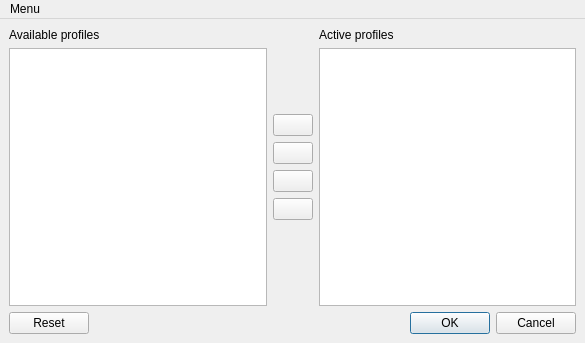
The window that sources/gui/src/netctlautowindow.ui (arcan1s/netctl-gui) describes before a commit, drawn with Qt 5.
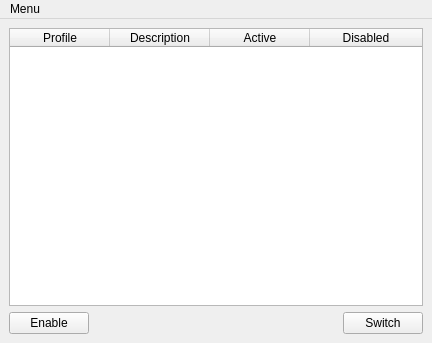
The same window after the commit. Icons and pictures are not drawn.

```diff
--- a/sources/gui/src/netctlautowindow.ui
+++ b/sources/gui/src/netctlautowindow.ui
@@ -6,7 +6,7 @@
    <rect>
     <x>0</x>
     <y>0</y>
-    <width>585</width>
+    <width>432</width>
     <height>343</height>
    </rect>
   </property>
@@ -16,129 +16,83 @@
   <widget class="QWidget" name="centralwidget">
    <layout class="QVBoxLayout" name="verticalLayout_4">
     <item>
-     <layout class="QHBoxLayout" name="layout_main">
-      <item>
-       <layout class="QVBoxLayout" name="layout_available">
-        <item>
-         <widget class="QLabel" name="label_available">
-          <property name="text">
-           <string>Available profiles</string>
-          </property>
-         </widget>
-        </item>
-        <item>
-         <widget class="QListWidget" name="listWidget_available">
+     <widget class="QTableWidget" name="tableWidget">
+      <property name="contextMenuPolicy">
+       <enum>Qt::CustomContextMenu</enum>
+      </property>
           <property name="editTriggers">
            <set>QAbstractItemView::NoEditTriggers</set>
           </property>
-         </widget>
-        </item>
-       </layout>
-      </item>
-      <item>
-       <layout class="QVBoxLayout" name="layout_buttons">
-        <item>
-         <spacer name="spacer_buttonsUp">
-          <property name="orientation">
-           <enum>Qt::Vertical</enum>
-          </property>
-          <property name="sizeHint" stdset="0">
-           <size>
-            <width>20</width>
-            <height>40</height>
-           </size>
-          </property>
-         </spacer>
-        </item>
-        <item>
-         <widget class="QPushButton" name="pushButton_addAll">
-          <property name="icon">
-           <iconset theme="arrow-right-double">
-            <normaloff/>
-           </iconset>
-          </property>
-          <property name="autoDefault">
+      <property name="selectionMode">
+       <enum>QAbstractItemView::SingleSelection</enum>
+      </property>
+      <property name="selectionBehavior">
+       <enum>QAbstractItemView::SelectRows</enum>
+      </property>
+      <property name="sortingEnabled">
            <bool>true</bool>
           </property>
-         </widget>
-        </item>
-        <item>
-         <widget class="QPushButton" name="pushButton_add">
-          <property name="icon">
-           <iconset theme="arrow-right">
-            <normaloff/>
-           </iconset>
-          </property>
-          <property name="autoDefault">
+      <attribute name="horizontalHeaderStretchLastSection">
            <bool>true</bool>
-          </property>
-         </widget>
-        </item>
-        <item>
-         <widget class="QPushButton" name="pushButton_remove">
-          <property name="icon">
-           <iconset theme="arrow-left">
-            <normaloff/>
-           </iconset>
-          </property>
-          <property name="autoDefault">
-           <bool>true</bool>
-          </property>
+      </attribute>
+      <attribute name="verticalHeaderVisible">
+       <bool>false</bool>
+      </attribute>
+      <column>
+       <property name="text">
+        <string>Profile</string>
+       </property>
+      </column>
+      <column>
+       <property name="text">
+        <string>Description</string>
+       </property>
+      </column>
+      <column>
+       <property name="text">
+        <string>Active</string>
+       </property>
+      </column>
+      <column>
+       <property name="text">
+        <string>Disabled</string>
+       </property>
+      </column>
          </widget>
         </item>
         <item>
-         <widget class="QPushButton" name="pushButton_removeAll">
-          <property name="icon">
-           <iconset theme="arrow-left-double">
-            <normaloff/>
-           </iconset>
-          </property>
-          <property name="autoDefault">
-           <bool>true</bool>
-          </property>
+     <layout class="QHBoxLayout" name="layout_buttons">
+      <item>
+       <widget class="QPushButton" name="pushButton_enable">
+        <property name="text">
+         <string>Enable</string>
+        </property>
          </widget>
         </item>
         <item>
          <spacer name="spacer_buttonsDown">
           <property name="orientation">
-           <enum>Qt::Vertical</enum>
+         <enum>Qt::Horizontal</enum>
           </property>
           <property name="sizeHint" stdset="0">
            <size>
-            <width>20</width>
-            <height>40</height>
+          <width>40</width>
+          <height>20</height>
            </size>
           </property>
          </spacer>
         </item>
-       </layout>
-      </item>
       <item>
-       <layout class="QVBoxLayout" name="layout_active">
-        <item>
-         <widget class="QLabel" name="label_active">
+       <widget class="QPushButton" name="pushButton_switch">
           <property name="text">
-           <string>Active profiles</string>
-          </property>
-         </widget>
-        </item>
-        <item>
-         <widget class="QListWidget" name="listWidget_active">
-          <property name="editTriggers">
-           <set>QAbstractItemView::NoEditTriggers</set>
+         <string>Switch</string>
+        </property>
+        <property name="icon">
+         <iconset theme="dialog-apply"/>
           </property>
          </widget>
         </item>
        </layout>
-      </item>
-     </layout>
-    </item>
-    <item>
-     <widget class="QDialogButtonBox" name="buttonBox">
-      <property name="standardButtons">
-       <set>QDialogButtonBox::Cancel|QDialogButtonBox::Ok|QDialogButtonBox::Reset</set>
-      </property>
-     </widget>
     </item>
    </layout>
   </widget>
@@ -147,7 +101,7 @@
     <rect>
      <x>0</x>
      <y>0</y>
-     <width>585</width>
+     <width>432</width>
      <height>22</height>
     </rect>
    </property>
```
Left out of the diff: 27 changed lines with no effect on the pictures. Lines whose indentation alone changed are shown as unchanged.
